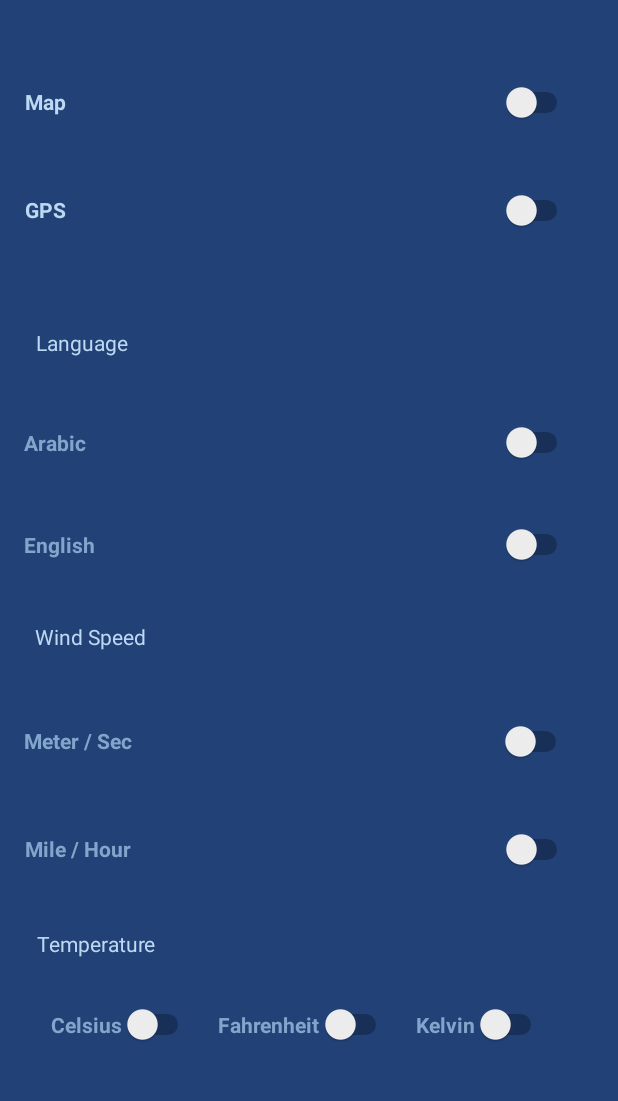
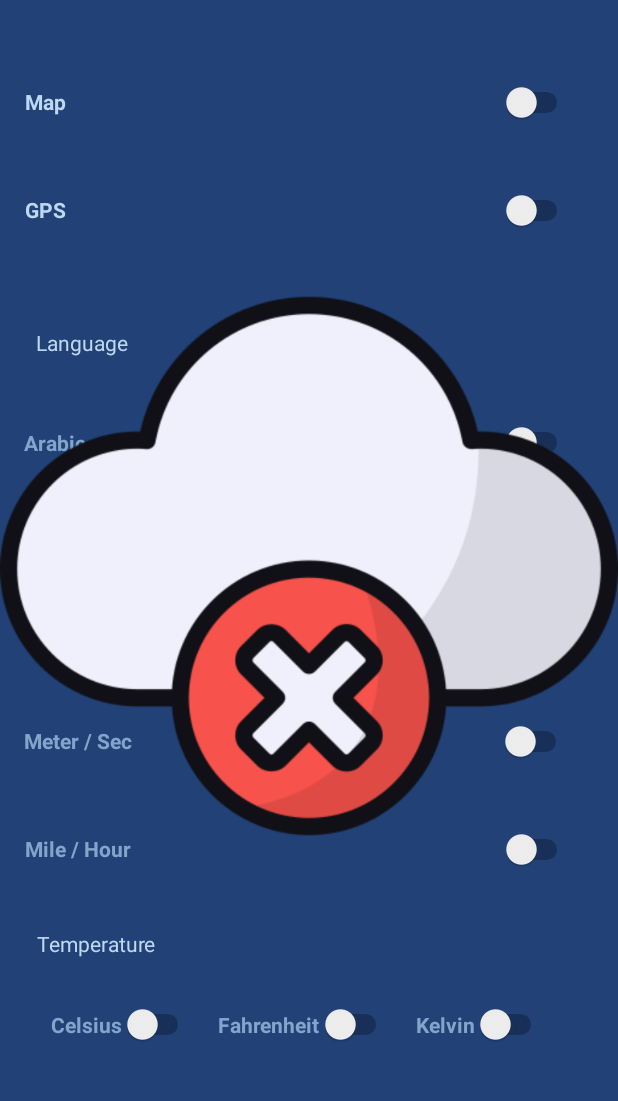
Before and after one commit to HabibaHagras/Weather-Forecast-Application, an Android app: the screen it shows after launch (MainActivity2), in the side drawer, after a tap on "Settings", on a phone screen of 412 x 824 dp, the part 84-1185 px from its top. Run offline under Robolectric (Android 15) with nearby library versions, the phone set to English and light mode, and no system bars; network calls fail; pictures from the network do not load; 1 statement that could not run was skipped.

Commit message:
case no nework setting

```diff
--- a/app/src/main/java/com/example/weatherforecastapplication/view/SettingsFragment.kt
+++ b/app/src/main/java/com/example/weatherforecastapplication/view/SettingsFragment.kt
@@ -1,6 +1,7 @@
 package com.example.weatherforecastapplication.view
 
 import android.Manifest
+import android.content.Context
 import android.content.Intent
 import android.content.pm.PackageManager
 import android.content.res.Configuration
@@ -8,6 +9,7 @@ import android.content.res.Resources
 import android.location.Address
 import android.location.Geocoder
 import android.location.Location
+import android.net.ConnectivityManager
 import android.os.Bundle
 import android.util.Log
 import androidx.fragment.app.Fragment
@@ -16,6 +18,7 @@ import android.view.View
 import android.view.ViewGroup
 import androidx.core.app.ActivityCompat
 import androidx.core.content.ContextCompat
+import androidx.core.view.isGone
 import com.example.weatherforecastapplication.MainActivity2
 import com.example.weatherforecastapplication.databinding.FragmentSettingsBinding
 import com.example.weatherforecastapplication.model2.SharedPreferencesManager
@@ -48,6 +51,8 @@ class SettingsFragment : Fragment() {
 
     override fun onViewCreated(view: View, savedInstanceState: Bundle?) {
         super.onViewCreated(view, savedInstanceState)
+        if (isNetworkAvailable()) {
+            binding.noConnectionIcon.isGone
             binding.gps.setOnCheckedChangeListener { _,isChecked->
                 if (isChecked) {
                     SharedPreferencesManager.getInstance(requireContext()).saveGpsState(true)
@@ -136,8 +141,16 @@ class SettingsFragment : Fragment() {
                     startActivity(Intent(requireContext(), MainActivity2::class.java))
                 }
             }
+    }   else{
+        binding.noConnectionIcon.visibility
+    }
     }
 
+    fun isNetworkAvailable(): Boolean {
+        val connectivityManager = requireContext().getSystemService(Context.CONNECTIVITY_SERVICE) as ConnectivityManager
+        val networkInfo = connectivityManager.activeNetworkInfo
+        return networkInfo != null && networkInfo.isConnected
+    }
     private fun requestLocationPermission() {
         if (ContextCompat.checkSelfPermission(
                 requireContext(),
--- a/app/src/main/res/layout/fragment_settings.xml
+++ b/app/src/main/res/layout/fragment_settings.xml
@@ -227,4 +227,14 @@
         app:layout_constraintEnd_toEndOf="parent"
         app:layout_constraintStart_toStartOf="parent" />
 
+    <ImageView
+        android:id="@+id/no_connection_icon"
+        android:layout_width="wrap_content"
+        android:layout_height="wrap_content"
+        android:src="@drawable/no_connection"
+        app:layout_constraintBottom_toTopOf="@+id/temperatureUnitLayout"
+        app:layout_constraintEnd_toEndOf="parent"
+        app:layout_constraintStart_toStartOf="parent"
+        app:layout_constraintTop_toBottomOf="@+id/map" />
+
 </androidx.constraintlayout.widget.ConstraintLayout>
```
Also changed, not shown: app/src/main/res/drawable/img.png (added), app/src/main/res/drawable/no_connection.png (added). Lines whose indentation alone changed are shown as unchanged.
